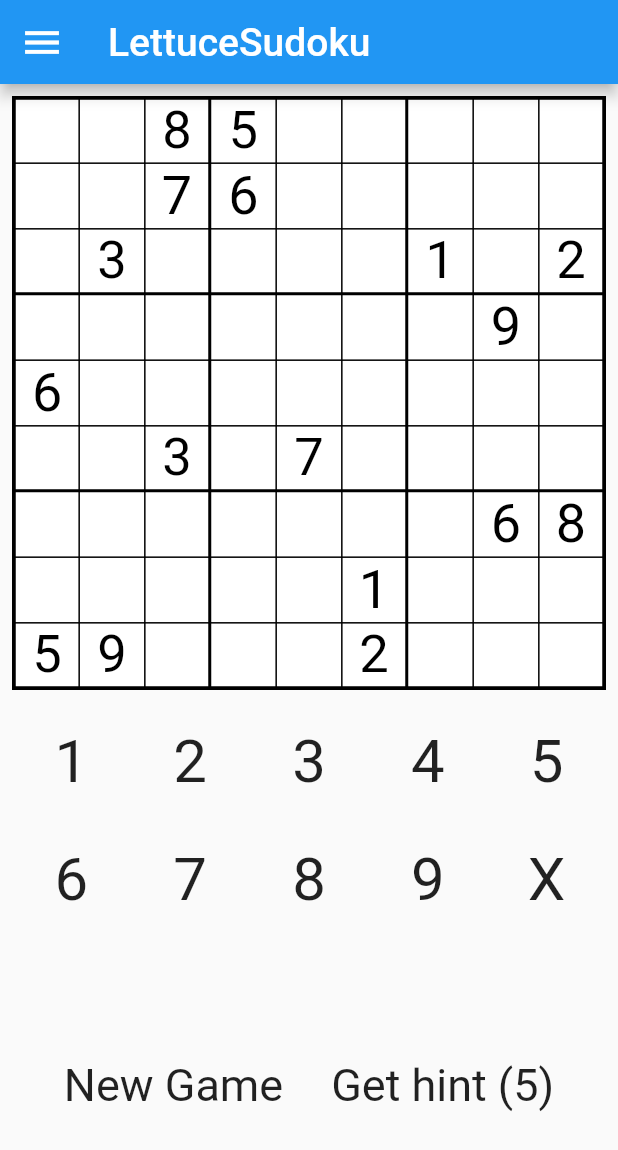
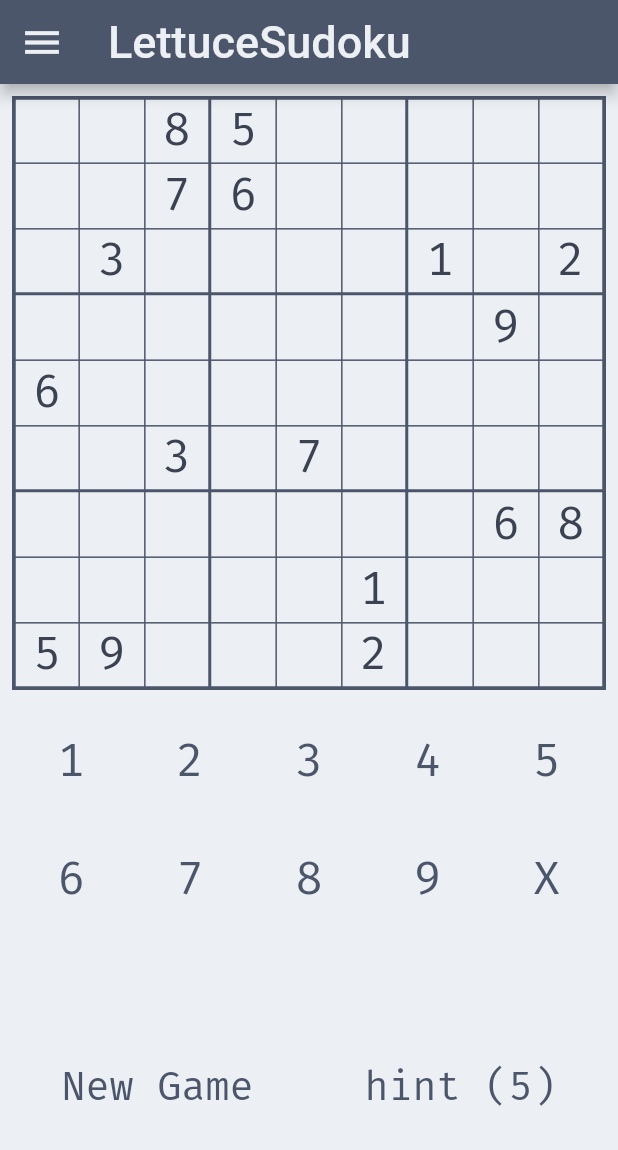
Before and after one commit to lettucebowler/flutterdoku, a Flutter app: the screen it shows after launch, on a phone screen of 412 x 824 dp. Shown: the top 1150 px of the screen. Run offline on Flutter 3.47's test engine with Material 2 defaults, Android fonts, the phone set to English and light mode, and no system bars; drawn by our look-alikes of auto_size_text.

Commit message:
Main screen is pretty much finalized. Just need to add a drawer for settings.

```diff
--- a/lib/CustomColors.dart
+++ /dev/null
@@ -1,83 +0,0 @@
-import 'package:flutter/material.dart';
-
-class CustomColors {
-  static const MaterialColor black = MaterialColor(
-    0xFF000000,
-    <int, Color>{
-      50: Color(0xFF000000),
-      100: Color(0xFF000000),
-      200: Color(0xFF000000),
-      300: Color(0xFF000000),
-      400: Color(0xFF000000),
-      500: Color(0xFF000000),
-      600: Color(0xFF000000),
-      700: Color(0xFF000000),
-      800: Color(0xFF000000),
-      900: Color(0xFF000000),
-    },
-  );
-
-  static const MaterialColor polarNight = MaterialColor(
-    0xFF4c566a,
-    <int, Color>{
-      50: Color(0xFF000000),
-      100: Color(0xFF2e3440),
-      200: Color(0xFF3b4252),
-      300: Color(0xFF434c5e),
-      400: Color(0xFF4c566a),
-      500: Color(0xFF000000),
-      600: Color(0xFF000000),
-      700: Color(0xFF000000),
-      800: Color(0xFF000000),
-      900: Color(0xFF000000),
-    },
-  );
-
-  static const MaterialColor snowStorm = MaterialColor(
-    0xD8DEE9,
-    <int, Color>{
-      50: Color(0xFF000000),
-      100: Color(0xFFD8DEE9),
-      200: Color(0xFFe5e9f0),
-      300: Color(0xFFeceff4),
-      400: Color(0xFF000000),
-      500: Color(0xFF000000),
-      600: Color(0xFF000000),
-      700: Color(0xFF000000),
-      800: Color(0xFF000000),
-      900: Color(0xFF000000),
-    },
-  );
-
-  static const MaterialColor frost = MaterialColor(
-    0x8fbcbb,
-    <int, Color>{
-      50: Color(0xFF000000),
-      100: Color(0xFF8fbcbb),
-      200: Color(0xFF88c0d0),
-      300: Color(0xFF81a1c1),
-      400: Color(0xFF5e81ac),
-      500: Color(0xFF000000),
-      600: Color(0xFF000000),
-      700: Color(0xFF000000),
-      800: Color(0xFF000000),
-      900: Color(0xFF000000),
-    },
-  );
-
-  static const MaterialColor aurora = MaterialColor(
-    0xbf616a,
-    <int, Color>{
-      50: Color(0xFF000000),
-      100: Color(0xFFbf616a),
-      200: Color(0xFFd08770),
-      300: Color(0xFFebcb8b),
-      400: Color(0xFFa3be8c),
-      500: Color(0xFFb48ead),
-      600: Color(0xFF000000),
-      700: Color(0xFF000000),
-      800: Color(0xFF000000),
-      900: Color(0xFF000000),
-    },
-  );
-}
--- /dev/null
+++ b/lib/CustomStyles.dart
@@ -0,0 +1,73 @@
+import 'package:flutter/material.dart';
+
+class CustomStyles {
+
+  static const Color black = Color(0xFF000000);
+
+  static const int theme = 0xFF4c566a;
+
+  static const MaterialColor themeColor = MaterialColor(
+    theme,
+    const <int, Color>{
+      50: const Color(0xFFFFFFFF),
+      100: const Color(0xFFFFFFFF),
+      200: const Color(0xFFFFFFFF),
+      300: const Color(0xFFFFFFFF),
+      400: const Color(0xFFFFFFFF),
+      500: const Color(0xFFFFFFFF),
+      600: const Color(0xFFFFFFFF),
+      700: const Color(0xFFFFFFFF),
+      800: const Color(0xFFFFFFFF),
+      900: const Color(0xFFFFFFFF),
+    },
+  );
+
+
+  static List polarNight = [
+    const Color(0xFF2e3440),
+    const Color(0xFF3b4252),
+    const Color(0xFF434c5e),
+    const Color(theme)
+  ];
+
+  static List snowStorm = [
+    const Color(0xFFd8dee9),
+    const Color(0xFFe5e9f0),
+    const Color(0xFFeceff4)
+  ];
+
+  static List frost = [
+    const Color(0xFF8fbcbb),
+    const Color(0xFF88c0d0),
+    const Color(0xFF81a1c1),
+    const Color(0xFF5e81ac)
+  ];
+
+  static List aurora = [
+    const Color(0xFFbf616a),
+    const Color(0xFFd08770),
+    const Color(0xFFebcb8b),
+    const Color(0xFFebcb8b),
+    const Color(0xFFb48ead)
+  ];
+
+  static TextStyle boardText = TextStyle(
+    fontFamily: 'FiraCode',
+    fontSize: 26,
+    color: polarNight[3],
+  );
+
+  static TextStyle getFiraCode(Color color, double size) {
+    return TextStyle(
+      fontFamily: 'FiraCode',
+      fontSize: size,
+      color: color,
+    );
+  }
+
+  static TextStyle titleText = TextStyle(
+//    fontFamily: 'FiraCode',
+    fontSize: 30,
+    color: snowStorm[2],
+  );
+}
--- a/lib/main.dart
+++ b/lib/main.dart
@@ -4,8 +4,7 @@ import 'package:flutter/cupertino.dart';
 import 'package:flutter/material.dart';
 import 'package:flutter/rendering.dart';
 import 'package:auto_size_text/auto_size_text.dart';
-//import 'package:lettuce_sudoku/sudoku_dart.dart';
-import 'CustomColors.dart';
+import 'CustomStyles.dart';
 import 'domains/sudoku/SudokuProblem.dart';
 import 'domains/sudoku/SudokuState.dart';
 import 'dart:ui';
@@ -23,9 +22,9 @@ class MyApp extends StatelessWidget {
     return MaterialApp(
       title: 'LettuceSudoku',
       theme: ThemeData(
-        primarySwatch: Colors.blue,
+        primarySwatch: CustomStyles.themeColor,
         visualDensity: VisualDensity.adaptivePlatformDensity,
-        fontFamily: 'FiraCode',
+//        fontFamily: 'FiraCode',
       ),
       home: MyHomePage(title: 'LettuceSudoku'),
     );
@@ -44,7 +43,7 @@ class MyHomePage extends StatefulWidget {
 class _MyHomePageState extends State<MyHomePage> {
   SudokuProblem problem = SudokuProblem();
   GridView board;
-  bool cell_selected = false;
+  bool cellSelected = false;
   var menuHeight = 70;
   int selectedRow = 0;
   int selectedCol = 0;
@@ -54,7 +53,7 @@ class _MyHomePageState extends State<MyHomePage> {
 
   void _resetBoard() {
     problem = SudokuProblem();
-    cell_selected = false;
+    cellSelected = false;
     setState(() {});
     hintsLeft = 5;
     hintsGiven.clear();
@@ -170,27 +169,30 @@ class _MyHomePageState extends State<MyHomePage> {
     }
   }
 
-  Color _getColor(int row, int col) {
+  Color _getCellColor(int row, int col) {
+    Color peerCell = CustomStyles.frost[1];
+    Color backgroud = CustomStyles.snowStorm[2];
+    Color peerDigit = CustomStyles.frost[2];
     Color color;
-    if (cell_selected == null) {
-      cell_selected = false;
+    if (cellSelected == null) {
+      cellSelected = false;
     }
-    if (cell_selected) {
+    if (cellSelected) {
       if (row == selectedRow || col == selectedCol) {
-        color = Colors.deepOrange;
+        color = peerCell;
       }
       if (row ~/ problem.cell_size == selectedRow ~/ problem.cell_size &&
           col ~/ problem.cell_size == selectedCol ~/ problem.cell_size) {
-        color = Colors.deepOrange;
+        color = peerCell;
       }
       if (row == selectedRow && col == selectedCol) {
-        color = Colors.white;
+        color = backgroud;
       }
     } else {
-      color = Colors.white;
+      color = backgroud;
     }
     if (problem.success()) {
-      color = Colors.deepOrange;
+      color = peerCell;
     }
     return color;
   }
@@ -206,14 +208,14 @@ class _MyHomePageState extends State<MyHomePage> {
     Ink button = Ink(
       padding: getBoardPadding(index),
       child: Material(
-        color: _getColor(row, col),
+        color: _getCellColor(row, col),
         child: InkWell(
-          splashColor: Colors.deepOrange,
+          splashColor: CustomStyles.frost[2],
           hoverColor: Colors.red,
           onTap: () {
             selectedRow = row;
             selectedCol = col;
-            cell_selected = true;
+            cellSelected = true;
             setState(() {});
           },
           child: Center(
@@ -221,12 +223,7 @@ class _MyHomePageState extends State<MyHomePage> {
               toPlace,
               textAlign: TextAlign.center,
               maxLines: 1,
-              style: TextStyle(
-                fontFamily: 'FiraCode-Bold',
-                fontSize: 40,
-                color: _getTextColor(row, col),
-//                color: _getTextColor(row, col),
-              ),
+              style: CustomStyles.getFiraCode(_getTextColor(row, col), 30),
             ),
           ),
         ),
@@ -243,6 +240,7 @@ class _MyHomePageState extends State<MyHomePage> {
     }
 
     return Scaffold(
+      backgroundColor: CustomStyles.snowStorm[2],
       appBar: AppBar(
         leading: Container(
 //          child: Material(
@@ -251,7 +249,7 @@ class _MyHomePageState extends State<MyHomePage> {
             child: Container(
               height: 30,
               width: 30,
-              child: Icon(Icons.menu, color: Colors.white, size: 30),
+              child: Icon(Icons.menu, color: CustomStyles.snowStorm[2], size: 30),
             ),
             onTap: () {
               _solveGame(problem);
@@ -262,11 +260,8 @@ class _MyHomePageState extends State<MyHomePage> {
         ),
         title: Text(
           'LettuceSudoku',
-          textAlign: TextAlign.left,
-          style: TextStyle(
-            fontFamily: 'FiraCode-Bold',
-            fontSize: 26,
-          ),
+          textAlign: TextAlign.center,
+          style: CustomStyles.titleText,
         ),
       ),
       body: _getBody(),
@@ -277,7 +272,7 @@ class _MyHomePageState extends State<MyHomePage> {
     AspectRatio board = AspectRatio(
       aspectRatio: 1,
       child: Container(
-        color: Colors.black,
+        color: CustomStyles.polarNight[3],
         child: GridView.count(
             padding: EdgeInsets.all(1),
             crossAxisCount: problem.board_size,
@@ -293,7 +288,6 @@ class _MyHomePageState extends State<MyHomePage> {
   }
 
   Widget _getMoveButtons() {
-
     var buttons = GridView.count(
       padding: EdgeInsets.all(1),
       physics: const NeverScrollableScrollPhysics(),
@@ -305,11 +299,12 @@ class _MyHomePageState extends State<MyHomePage> {
         String toPlace = num == 0 ? 'X' : (index + 1).toString();
         Container button = Container(
           child: Material(
+            color: CustomStyles.snowStorm[2],
             child: InkWell(
               hoverColor: Colors.grey,
               splashColor: Colors.grey,
               onTap: () {
-                if(cell_selected) {
+                if(cellSelected) {
                   _doMove(num, selectedRow, selectedCol);
                   setState(() {});
                 }
@@ -319,10 +314,7 @@ class _MyHomePageState extends State<MyHomePage> {
                   toPlace,
                   textAlign: TextAlign.center,
                   maxLines: 1,
-                  style: TextStyle(
-                    fontFamily: 'FiraCode-Bold',
-                    fontSize: 40,
-                  ),
+                  style: CustomStyles.getFiraCode(CustomStyles.polarNight[3], 30),
                 ),
               ),
             ),
@@ -338,27 +330,12 @@ class _MyHomePageState extends State<MyHomePage> {
     SudokuState initialState = problem.getInitialState();
     var initialBoard = initialState.getTiles();
     var initialHint = initialBoard[row][col] != 0;
-    var color = Colors.blue;
+    Color color;
     if (initialHint) {
-      color = CustomColors.black;
+      color = CustomStyles.polarNight[1];
     }
     if(_givenAsHint(row, col)) {
-      const int _cyanPrimaryValue = 0xFF00FFFF;
-      color = MaterialColor(
-        _cyanPrimaryValue,
-        <int, Color>{
-          50: Color(0xFF00FFFF),
-          100: Color(0xFF00FFFF),
-          200: Color(0xFF00FFFF),
-          300: Color(0xFF00FFFF),
-          400: Color(0xFF00FFFF),
-          500: Color(0xFF00FFFF),
-          600: Color(0xFF00FFFF),
-          700: Color(0xFF00FFFF),
-          800: Color(0xFF00FFFF),
-          900: Color(0xFF00FFFF),
-        },
-      );
+      color = CustomStyles.aurora[4];
     }
     return color;
   }
@@ -410,51 +387,52 @@ class _MyHomePageState extends State<MyHomePage> {
             ),
           ),
         ),
-        Row(
-          mainAxisAlignment: MainAxisAlignment.center,
-          children: <Widget>[
-            Container(padding: EdgeInsets.only(right: 16),
-              child: Material(
-                child: InkWell(
-                  hoverColor: Colors.grey,
-                  splashColor: Colors.grey,
-                  onTap: () {
-                    _resetBoard();
-                  },
-                  child: Text(
-                    'New Game',
-                    textAlign: TextAlign.left,
-                    maxLines: 1,
-                    style: TextStyle(
-                      fontFamily: 'FiraCode-Bold',
-                      fontSize: 30,
+        Container(
+//          height: 120,
+          child: Flex(
+            mainAxisAlignment: MainAxisAlignment.center,
+            direction: Axis.horizontal,
+            children: <Widget>[
+              Flexible(
+//                flex: 3,
+//                padding: EdgeInsets.only(right: 16),
+//                child: Material(
+//                  color: CustomStyles.snowStorm[2],
+                fit: FlexFit.tight,
+                  child: FlatButton(
+                    hoverColor: CustomStyles.snowStorm[0],
+                    splashColor: CustomStyles.snowStorm[0],
+                    onPressed: () {
+                      _resetBoard();
+                    },
+                    child: Text(
+                      'New Game',
+                      textAlign: TextAlign.center,
+                      maxLines: 1,
+                      style: CustomStyles.getFiraCode(CustomStyles.polarNight[3], 26),
                     ),
                   ),
-                ),
+//                ),
               ),
-            ),
-            Container(
-              padding: EdgeInsets.only(left: 16),
-              child: Material(
-                child: InkWell(
-                  hoverColor: Colors.grey,
-                  splashColor: Colors.grey,
-                  onTap: () {
-                    _giveHint();
-                  },
-                  child: Text(
-                    'Get hint ($hintsLeft)',
-                    textAlign: TextAlign.right,
-                    maxLines: 1,
-                    style: TextStyle(
-                      fontFamily: 'FiraCode-Bold',
-                      fontSize: 30,
+              Flexible(
+//                flex: 2,
+                fit: FlexFit.tight,
+                  child: FlatButton(
+                    hoverColor: CustomStyles.snowStorm[0],
+                    splashColor: CustomStyles.snowStorm[0],
+                    onPressed: () {
+                      _giveHint();
+                    },
+                    child: Text(
+                      'hint ($hintsLeft)',
+                      textAlign: TextAlign.center,
+                      maxLines: 1,
+                      style: CustomStyles.getFiraCode(CustomStyles.polarNight[3], 26),
                     ),
                   ),
-                ),
               ),
-            )
-          ],
+            ],
+          ),
         ),
       ],
     );
@@ -473,7 +451,7 @@ class _MyHomePageState extends State<MyHomePage> {
             child: Container(
               padding: EdgeInsets.all(4),
               child: Container(
-                color: Colors.black,
+                color: CustomStyles.polarNight[3],
                 child: _getBoard(),
               ),
             ),
--- a/pubspec.yaml
+++ b/pubspec.yaml
@@ -65,7 +65,7 @@ flutter:
     - family: FiraCode
       fonts:
         - asset: fonts/FiraCode-Regular.ttf
-    - family: FiraCode Bold
+    - family: FiraCode-Bold
       fonts:
         - asset: fonts/FiraCode-Bold.ttf
   #
```
